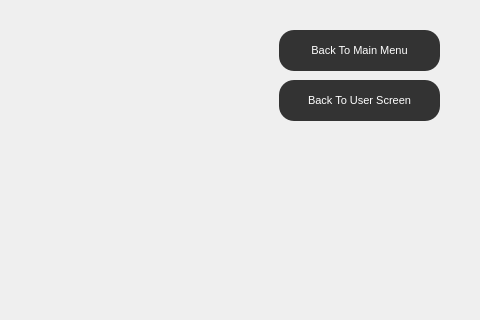
First picture: the form in code/links.ui, repository amroomargit/Forge, before the edit; both pictures show x 723 to 1203 and y 0 to 320 of the 1203 by 721 pixel window.
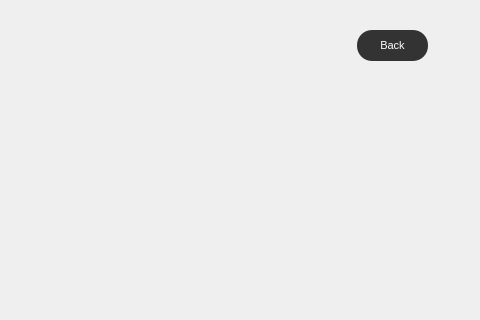
Second picture: the form after the edit.

Patch:
```diff
--- a/code/links.ui
+++ b/code/links.ui
@@ -17,10 +17,10 @@
    <widget class="QPushButton" name="backButton">
     <property name="geometry">
      <rect>
-      <x>1002</x>
+      <x>1080</x>
       <y>30</y>
-      <width>161</width>
-      <height>41</height>
+      <width>71</width>
+      <height>31</height>
      </rect>
     </property>
     <property name="font">
@@ -42,7 +42,7 @@
 }</string>
     </property>
     <property name="text">
-     <string>Back To Main Menu</string>
+     <string>Back</string>
     </property>
    </widget>
    <widget class="QLabel" name="titleLabel">
@@ -87,37 +87,6 @@
      <bool>true</bool>
     </property>
    </widget>
-   <widget class="QPushButton" name="backToQuickLinks">
-    <property name="geometry">
-     <rect>
-      <x>1002</x>
-      <y>80</y>
-      <width>161</width>
-      <height>41</height>
-     </rect>
-    </property>
-    <property name="font">
-     <font>
-      <pointsize>8</pointsize>
-     </font>
-    </property>
-    <property name="styleSheet">
-     <string notr="true">QPushButton {
-background-color: #333333;
-color: white;
-border-radius: 15px;
-padding: 10px;
-}
-
-QPushButton:hover {
-     background-color: #bababa;
-color: black;
-}</string>
-    </property>
-    <property name="text">
-     <string>Back To User Screen</string>
-    </property>
-   </widget>
   </widget>
   <widget class="QMenuBar" name="menubar">
    <property name="geometry">
```
